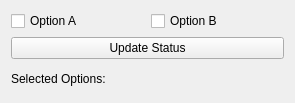
Above: simple/simple.ui from ssoham/srf_tutorial before the change. Below: the same form after it.
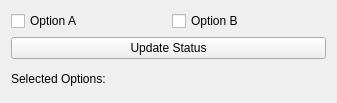
That is the form after the change.

Diff of the .ui file:
```diff
--- a/simple/simple.ui
+++ b/simple/simple.ui
@@ -6,7 +6,7 @@
    <rect>
     <x>0</x>
     <y>0</y>
-    <width>295</width>
+    <width>337</width>
     <height>103</height>
    </rect>
   </property>
@@ -14,7 +14,28 @@
    <string>SRF Tutorial</string>
   </property>
   <layout class="QGridLayout" name="gridLayout">
-   <item row="3" column="0" colspan="2">
+   <item row="1" column="1">
+    <widget class="QCheckBox" name="checkbox_a">
+     <property name="text">
+      <string>Option A</string>
+     </property>
+    </widget>
+   </item>
+   <item row="2" column="1" colspan="2">
+    <widget class="QPushButton" name="push_button">
+     <property name="text">
+      <string>Update Status</string>
+     </property>
+    </widget>
+   </item>
+   <item row="1" column="2">
+    <widget class="QCheckBox" name="checkbox_b">
+     <property name="text">
+      <string>Option B</string>
+     </property>
+    </widget>
+   </item>
+   <item row="3" column="1" colspan="2">
     <layout class="QHBoxLayout" name="horizontalLayout">
      <item>
       <widget class="QLabel" name="label_2">
@@ -44,27 +65,6 @@
      </item>
     </layout>
    </item>
-   <item row="1" column="0">
-    <widget class="QCheckBox" name="checkbox_a">
-     <property name="text">
-      <string>Option A</string>
-     </property>
-    </widget>
-   </item>
-   <item row="1" column="1">
-    <widget class="QCheckBox" name="checkbox_b">
-     <property name="text">
-      <string>Option B</string>
-     </property>
-    </widget>
-   </item>
-   <item row="2" column="0" colspan="2">
-    <widget class="QPushButton" name="push_button">
-     <property name="text">
-      <string>Update Status</string>
-     </property>
-    </widget>
-   </item>
   </layout>
  </widget>
  <resources/>
```
